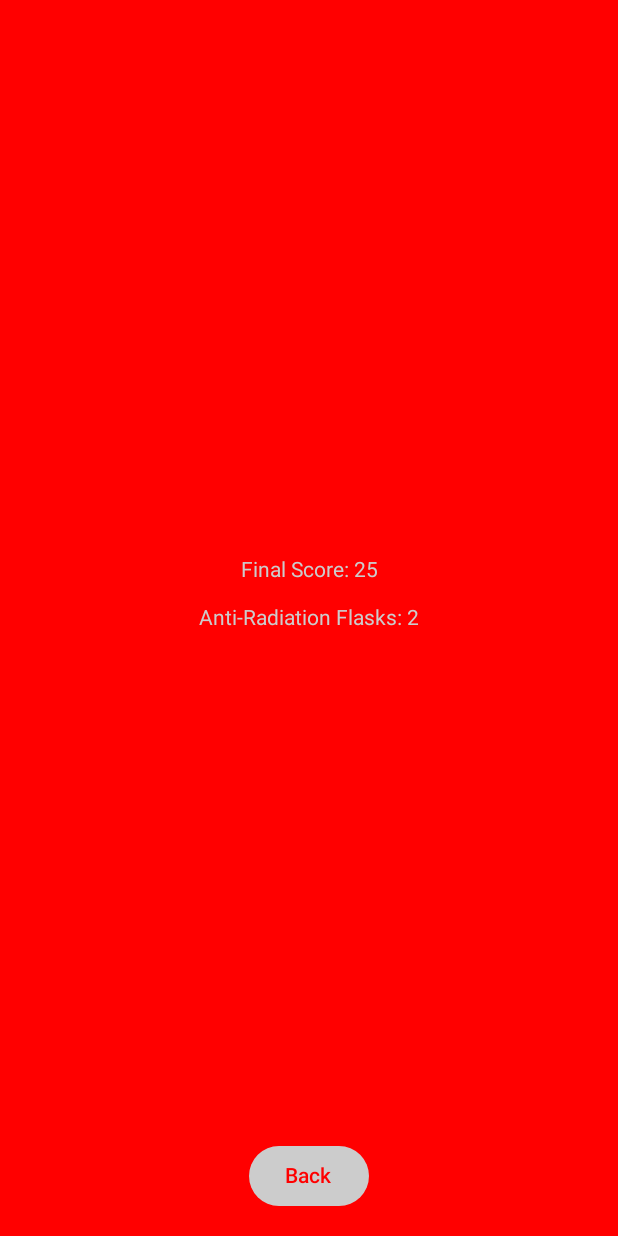
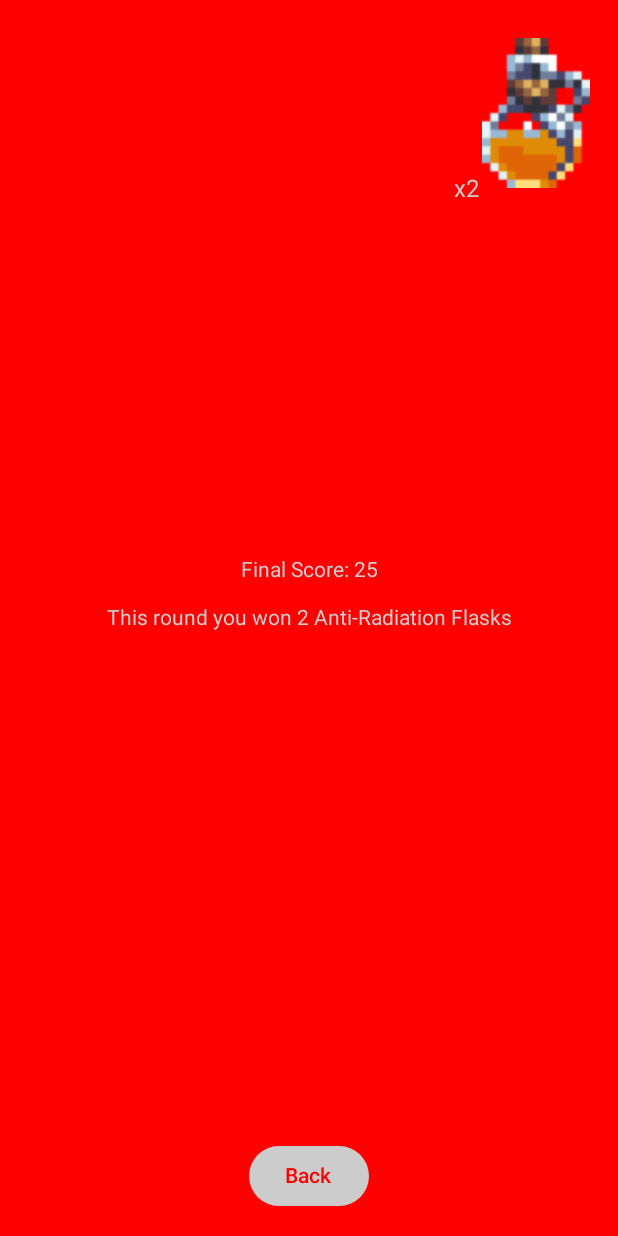
Before and after one commit to maffittaaa/Companion-App, an Android app built with Jetpack Compose: the @Preview function EndScreenPreview, on a phone screen of 412 x 824 dp. Run offline under Robolectric (Android 15) with nearby library versions, the phone set to English and light mode, and no system bars.

Commit message:
some aesthetic changes and a fix to crash on endscreen

```diff
--- a/app/src/main/java/pt/iade/games/companionapp/AnalysisMachineActivity.kt
+++ b/app/src/main/java/pt/iade/games/companionapp/AnalysisMachineActivity.kt
@@ -47,6 +47,7 @@ import androidx.compose.ui.res.imageResource
 import androidx.compose.ui.res.painterResource
 import androidx.compose.ui.tooling.preview.Preview
 import androidx.compose.ui.unit.dp
+import androidx.compose.ui.unit.sp
 import kotlinx.coroutines.delay
 import pt.iade.games.companionapp.ui.data.ActivityData
 import pt.iade.games.companionapp.ui.theme.CompanionAppTheme
@@ -65,16 +66,7 @@ data class Pills(
 
 var playersFlasks = 0
 
-//todo: fix timer breaking when skip timer is clicked DONE
-//todo add images instead of drawings DONE
-//todo: make score and timer be a collumn thingy DONE
-//todo: fix the offsets on the good pills DONE
-//todo: fix bad pills being hard to click DONE
-//todo: add animation at the start DONE
-//todo add score bottom cap at 0 DONE
-//todo: flasks display in the corner
-//todo: center the cooldown text
-
+//todo: add incremental speed when pills are tapped
 
 class AnalysisMachineActivity : ComponentActivity() {
     @RequiresApi(Build.VERSION_CODES.TIRAMISU)
@@ -350,11 +342,35 @@ fun StartScreen(onStartClick: () -> Unit, data: ActivityData) {
         }
     }
 
+
     Box(
         modifier = Modifier
             .fillMaxSize()
             .background(data.darkColor),
     ) {
+        // Top-right corner: Flask image and counter.
+        Box(
+            modifier = Modifier
+                .align(Alignment.TopEnd)
+                .padding(20.dp)
+                .offset(x = 15.dp, y = 5.dp)
+        ) {
+            Image(
+                painter = painterResource(id = R.drawable.flaskimage), // Ensure resource exists.
+                contentDescription = "Anti-Radiation Flask",
+                modifier = Modifier
+                    .size(100.dp) // Adjust size as needed.
+            )
+            Text(
+                text = "x$playersFlasks",
+                color = data.lightColor,
+                fontSize = 16.sp,
+                modifier = Modifier
+                    .align(Alignment.BottomStart)
+                    .offset(x = (-5).dp, y = 10.dp) // Adjust for proper placement near the image.
+            )
+        }
+
         Column(
             modifier = Modifier.align(Alignment.Center),
             horizontalAlignment = Alignment.CenterHorizontally
@@ -364,9 +380,10 @@ fun StartScreen(onStartClick: () -> Unit, data: ActivityData) {
                 val seconds = (remainingTime % 60).toString().padStart(2, '0')
 
                 Text(
-                    text = "Cooldown active! Wait $minutes:$seconds before playing again.",
+                    text = "Wait $minutes:$seconds before playing again.",
                     color = data.lightColor,
-                    modifier = Modifier.padding(bottom = 16.dp)
+                    modifier = Modifier
+                        .padding(bottom = 16.dp)
                 )
             } else {
                 Button(
@@ -381,11 +398,11 @@ fun StartScreen(onStartClick: () -> Unit, data: ActivityData) {
                 }
             }
 
-            Text(
-                text = "Total Anti-Radiation Flasks: $playersFlasks",
-                color = data.lightColor,
-                modifier = Modifier.padding(top = 16.dp)
-            )
+            //Text(
+                //text = "Total Anti-Radiation Flasks: $playersFlasks",
+                //color = data.lightColor,
+                //modifier = Modifier.padding(top = 16.dp)
+            //)
 
         }
 
@@ -428,17 +445,14 @@ fun StartScreen(onStartClick: () -> Unit, data: ActivityData) {
 
 @Composable
 fun StartScreenAnimation() {
-    // List of images for the animation
     val imageFrames = listOf(
         painterResource(id = R.drawable.analysismachine1),
         painterResource(id = R.drawable.analysismachine2),
         painterResource(id = R.drawable.analysismachine3),
     )
 
-    // State to hold the current frame index
     var currentFrame by remember { mutableStateOf(0) }
 
-    // Periodically switch to the next frame
     LaunchedEffect(Unit) {
         while (true) {
             delay(500L) // Switch frames every 500ms
@@ -446,17 +460,16 @@ fun StartScreenAnimation() {
         }
     }
 
-    // Display the image at a fixed position
     Box(
         modifier = Modifier
-            .fillMaxSize() // Ensure Box fills the screen space
+            .fillMaxSize()
 
     ) {
         Image(
             painter = imageFrames[currentFrame],
             contentDescription = "Animated Analysis Machine",
             modifier = Modifier
-                .size(200.dp) // Adjust size as needed
+                .size(200.dp)
                 .align(Alignment.Center)
                 .offset(y = (-150).dp)
         )
@@ -493,16 +506,42 @@ fun EndScreen(onStartClick: () -> Unit, data: ActivityData, score: Int) {
         editor.apply()
     }
 
-
     Box(
         modifier = Modifier
             .fillMaxSize()
             .background(data.darkColor),
-        contentAlignment = Alignment.Center
     ) {
+        // Flask counter and image in the top-right corner.
+        Box(
+            modifier = Modifier
+                .align(Alignment.TopEnd)
+                .padding(20.dp)
+                .offset(x = 15.dp, y = 5.dp)
+        ) {
+            // Flask image.
+            Image(
+                painter = painterResource(id = R.drawable.flaskimage), // Ensure resource exists.
+                contentDescription = "Anti-Radiation Flask",
+                modifier = Modifier
+                    .size(100.dp)
+            )
+
+            // Counter positioned relative to the flask image.
+            Text(
+                text = "x$roundFlasks",
+                color = data.lightColor,
+                fontSize = 16.sp,
+                modifier = Modifier
+                    .align(Alignment.BottomStart)
+                    .offset(x = (-5).dp, y = 10.dp) // Slightly offset for better positioning.
+            )
+        }
+
+        // Main content (score and message) in the center.
         Column(
-            modifier = Modifier.align(Alignment.Center),
-            horizontalAlignment = Alignment.CenterHorizontally) {
+            horizontalAlignment = Alignment.CenterHorizontally,
+            modifier = Modifier.align(Alignment.Center)
+        ) {
             Text(
                 text = "Final Score: $score",
                 color = data.lightColor,
@@ -510,17 +549,15 @@ fun EndScreen(onStartClick: () -> Unit, data: ActivityData, score: Int) {
             )
 
             Text(
-                text = "Anti-Radiation Flasks: $roundFlasks",
+                text = "This round you won $roundFlasks Anti-Radiation Flasks",
                 color = data.lightColor,
                 modifier = Modifier.padding(bottom = 32.dp)
             )
         }
+
+        // Back button at the bottom center.
         Button(
-            onClick = {
-                //val intent = Intent(context, MainActivity::class.java)
-                //context.startActivity(intent)
-                onStartClick()
-            },
+            onClick = onStartClick,
             colors = ButtonDefaults.buttonColors(
                 containerColor = data.lightColor,
                 contentColor = data.darkColor
```
Also changed, not shown: app/src/main/res/drawable/analysismachine1.png, app/src/main/res/drawable/analysismachine2.png, app/src/main/res/drawable/analysismachine3.png, app/src/main/res/drawable/flaskimage.png (added).
